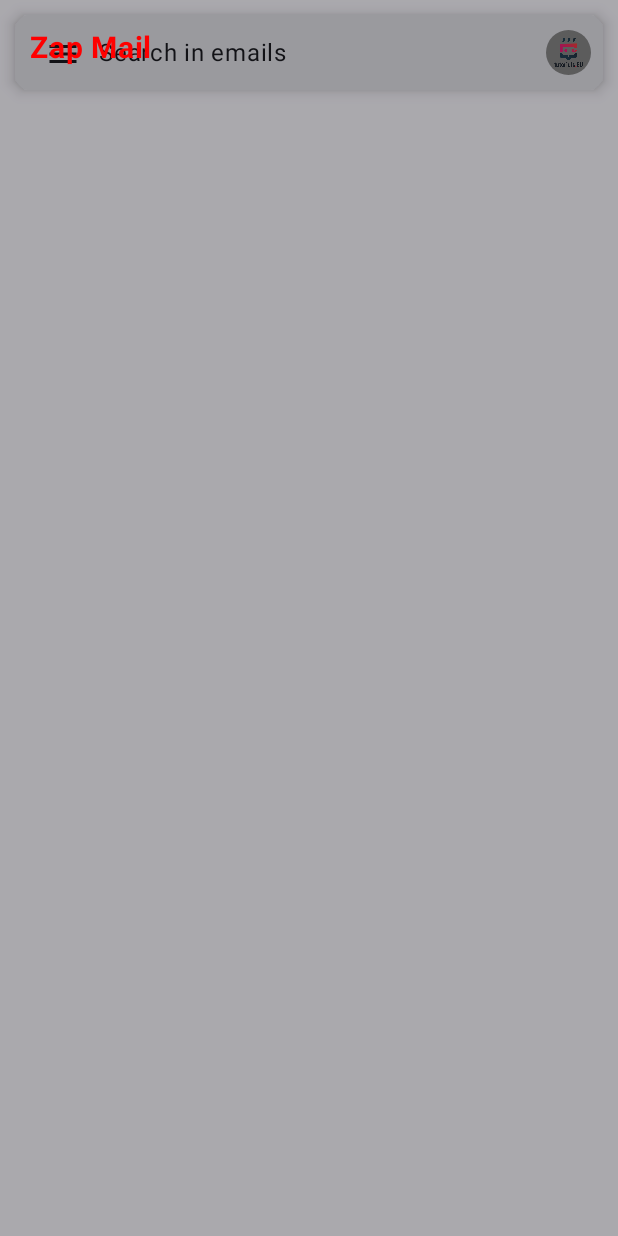
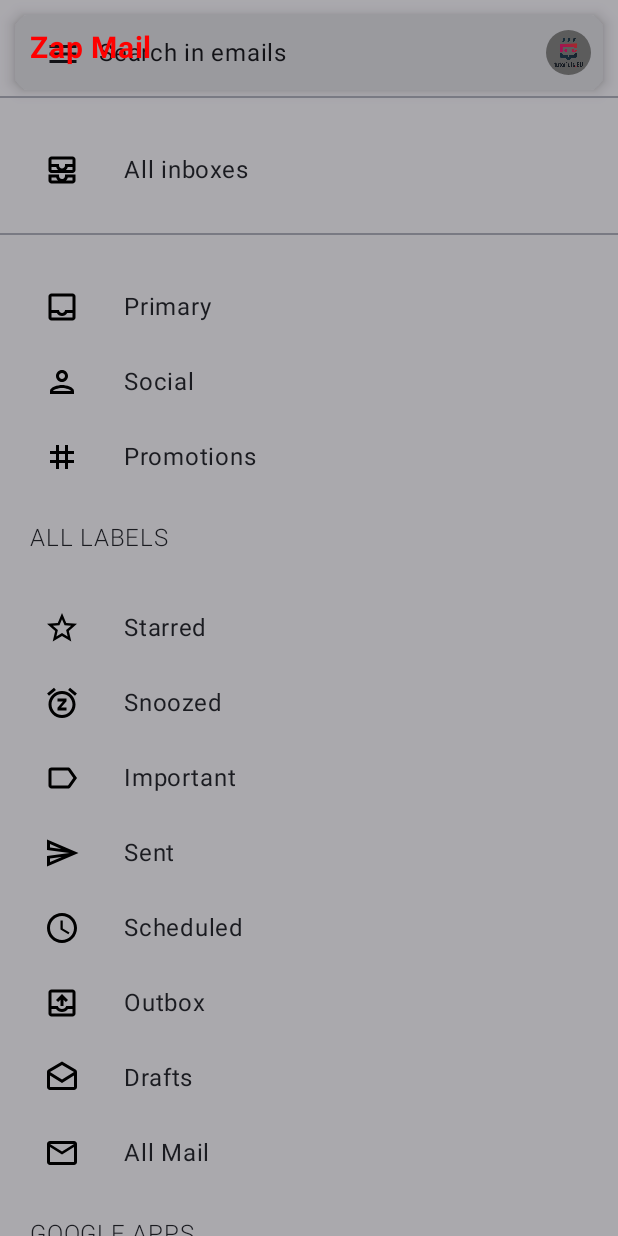
Before and after one commit to novjean/Zap-Mail, an Android app built with Jetpack Compose: the screen it shows after launch (MainActivity), after a tap on "Menu", on a phone screen of 412 x 824 dp. Run offline under Robolectric (Android 15) with nearby library versions, the phone set to English and light mode, and no system bars.

Commit message:
drawer menu

```diff
--- a/app/src/main/java/com/novatech/zmailclone/MainActivity.kt
+++ b/app/src/main/java/com/novatech/zmailclone/MainActivity.kt
@@ -5,6 +5,7 @@ import android.os.Bundle
 import androidx.activity.ComponentActivity
 import androidx.activity.compose.setContent
 import androidx.compose.foundation.layout.fillMaxSize
+import androidx.compose.foundation.rememberScrollState
 import androidx.compose.material3.DrawerValue
 import androidx.compose.material3.MaterialTheme
 import androidx.compose.material3.ModalNavigationDrawer
@@ -41,11 +42,12 @@ class MainActivity : ComponentActivity() {
 fun ZmailApp() {
     val drawerState = rememberDrawerState(initialValue = DrawerValue.Closed)
     val coroutineScope = rememberCoroutineScope()
+    val scrollState = rememberScrollState()
 
     ModalNavigationDrawer(
         drawerState = drawerState,
         drawerContent = {
-            ZmailDrawerMenu()
+            ZmailDrawerMenu(scrollState)
         },
     ) {
         Scaffold(
--- a/app/src/main/java/com/novatech/zmailclone/components/ZmailDrawerMenu.kt
+++ b/app/src/main/java/com/novatech/zmailclone/components/ZmailDrawerMenu.kt
@@ -1,18 +1,26 @@
 package com.novatech.zmailclone.components
 
+import androidx.compose.foundation.Image
+import androidx.compose.foundation.ScrollState
 import androidx.compose.foundation.layout.Column
+import androidx.compose.foundation.layout.Row
+import androidx.compose.foundation.layout.fillMaxWidth
+import androidx.compose.foundation.layout.height
 import androidx.compose.foundation.layout.padding
+import androidx.compose.foundation.verticalScroll
+import androidx.compose.material3.Divider
 import androidx.compose.material3.Text
 import androidx.compose.runtime.Composable
 import androidx.compose.ui.Modifier
 import androidx.compose.ui.graphics.Color
+import androidx.compose.ui.semantics.Role.Companion.Image
 import androidx.compose.ui.text.font.FontWeight
 import androidx.compose.ui.unit.dp
 import androidx.compose.ui.unit.sp
 import com.novatech.zmailclone.DrawerMenuData
 
 @Composable
-fun ZmailDrawerMenu() {
+fun ZmailDrawerMenu(scrollState: ScrollState) {
     val menuList = listOf(
         DrawerMenuData.Divider,
         DrawerMenuData.AllInboxes,
@@ -37,7 +45,7 @@ fun ZmailDrawerMenu() {
         DrawerMenuData.Help
     )
 
-    Column {
+    Column(Modifier.verticalScroll(scrollState)) {
         Text(
             text = "Zap Mail",
             color = Color.Red,
@@ -45,5 +53,46 @@ fun ZmailDrawerMenu() {
             fontSize = 20.sp,
             fontWeight = FontWeight.Bold
         )
+
+        menuList.forEach { item ->
+            when {
+                item.isDivider -> {
+                    Divider(modifier = Modifier.padding(bottom = 20.dp, top = 20.dp))
+                }
+
+                item.isHeader -> {
+                    Text(
+                        text = item.title!!, fontWeight = FontWeight.Light,
+                        modifier = Modifier.padding(start = 20.dp, bottom = 20.dp, top = 20.dp)
+                    )
+                }
+
+                else -> {
+                    MailDrawerItem(item = item)
+                }
+            }
+
+        }
     }
 }
+
+@Composable
+fun MailDrawerItem(item: DrawerMenuData) {
+    Row(
+        modifier = Modifier
+            .fillMaxWidth()
+            .height(50.dp)
+            .padding(top = 16.dp)
+    ) {
+        Image(
+            imageVector = item.icon!!,
+            contentDescription = item.title!!,
+            modifier = Modifier.weight(0.5f) // defines how big the image should be , 20%
+        )
+        Text(
+            text = item.title,
+            modifier = Modifier.weight(2.0f) //this will be 80%
+        )
+
+    }
+}
```
Also changed, not shown: app/src/main/java/com/novatech/zmailclone/DrawerMenuData.kt (+38 -21 lines).
